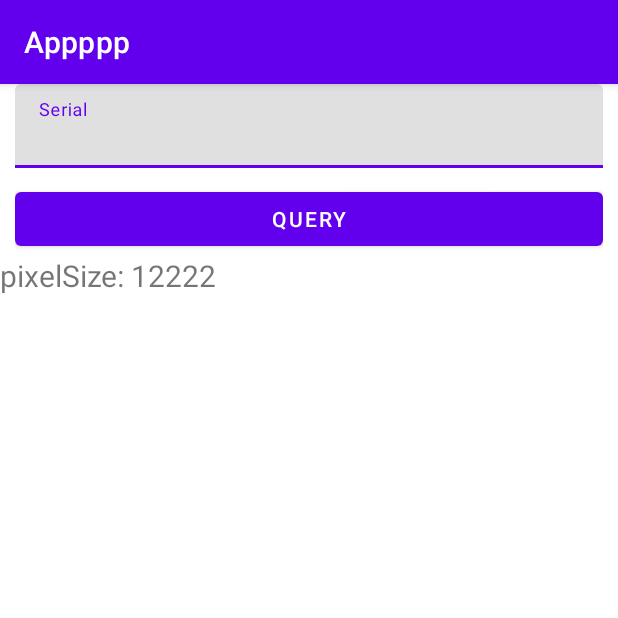
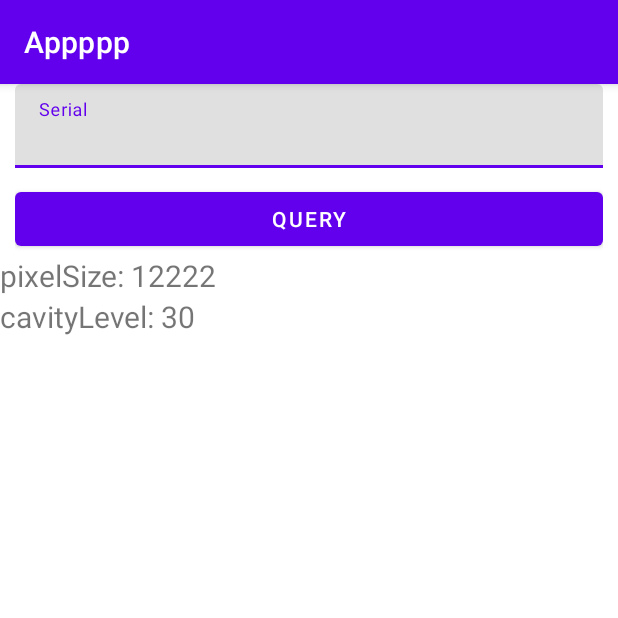
Before and after one commit to spacegray-ji/E-CAM, an Android app: the screen it shows after launch (MainActivity), on a phone screen of 412 x 824 dp, the top half of it. Run offline under Robolectric (Android 15) with nearby library versions, the phone set to English and light mode, and no system bars; libraries missing offline, so code that uses them is left out: ru.gildor.coroutines; pictures from the network do not load.

Commit message:
[Android] Now we can remote capture of cam!

```diff
--- a/android-app/app/build.gradle
+++ b/android-app/app/build.gradle
@@ -37,7 +37,7 @@ android {
 
 dependencies {
     def activity_version = "1.4.0"
-    def lifecycle_version = "2.4.0"
+    def lifecycle_version = "2.4.1"
 
     // androidx
     implementation 'androidx.core:core-ktx:1.7.0'
--- a/android-app/app/src/main/java/com/molloo/MainActivity.kt
+++ b/android-app/app/src/main/java/com/molloo/MainActivity.kt
@@ -2,6 +2,7 @@ package com.molloo
 
 import androidx.appcompat.app.AppCompatActivity
 import android.os.Bundle
+import android.widget.Toast
 import androidx.activity.viewModels
 import androidx.appcompat.widget.AppCompatButton
 import androidx.appcompat.widget.AppCompatTextView
@@ -42,7 +43,12 @@ class MainActivity : AppCompatActivity() {
             lifecycleScope.launch(Dispatchers.IO) {
                 val token = req.initToken(serial)
                 if (token.isNotEmpty()) {
-                    val fetchList = req.getPhotoList()
+                    val fetchedPhoto = req.takePhoto()
+                    if (fetchedPhoto == null) {
+                        Toast.makeText(this@MainActivity, R.string.error_toast, Toast.LENGTH_LONG).show()
+                        return@launch
+                    }
+                    val fetchList = arrayOf(fetchedPhoto)
                     val diffCb = ArrayDiff(photoList.toTypedArray(), fetchList) { o, n ->
                         val idEqual = o.id == n.id
                         val contentEqual = o == n
@@ -64,7 +70,7 @@ class MainActivity : AppCompatActivity() {
                 }
             }
         }
-        photoList.add(PhotoInfo("12345", "aaa.aaa", 12222))
+        photoList.add(PhotoInfo("12345", "aaa.aaa", 12222, 30))
         binding.photoFetchedList.adapter = PhotoListAdapter(photoList)
         /*
         lifecycleScope.launch(Dispatchers.IO) {
--- a/android-app/app/src/main/java/com/molloo/structure/PhotoInfo.kt
+++ b/android-app/app/src/main/java/com/molloo/structure/PhotoInfo.kt
@@ -3,4 +3,4 @@ package com.molloo.structure
 import kotlinx.serialization.Serializable
 
 @Serializable
-data class PhotoInfo(val id:String, val filename:String, val pixelSize: Int)
+data class PhotoInfo(val id:String, val filename:String, val pixelSize: Int, val cavityLevel: Int)
--- a/android-app/app/src/main/java/com/molloo/user/PhotoListAdapter.kt
+++ b/android-app/app/src/main/java/com/molloo/user/PhotoListAdapter.kt
@@ -18,7 +18,8 @@ class PhotoListAdapter(private val dataSet: ArrayList<PhotoInfo>):
      * (custom ViewHolder).
      */
     class ViewHolder(private val binding: PhotoInfoRowItemBinding) : RecyclerView.ViewHolder(binding.root) {
-        val descText = binding.photorowStateText
+        val pixelSizeText = binding.photorowPixelsizeText
+        val cavityLevelText = binding.photorowCavityText
         val image = binding.photorowImageView
     }
 
@@ -30,7 +31,8 @@ class PhotoListAdapter(private val dataSet: ArrayList<PhotoInfo>):
     override fun onBindViewHolder(holder: ViewHolder, position: Int) {
         holder.apply {
             val data = dataSet[position]
-            descText.text = "pixelSize: ${data.pixelSize}"
+            pixelSizeText.text = "pixelSize: ${data.pixelSize}"
+            cavityLevelText.text = "cavityLevel: ${data.cavityLevel}"
 
             Glide.with(image).load("${MainRequest.serverURL}/photo/static/${data.filename}")
                 .into(image)
--- a/android-app/app/src/main/res/layout/photo_info_row_item.xml
+++ b/android-app/app/src/main/res/layout/photo_info_row_item.xml
@@ -26,7 +26,13 @@
         <TextView
             tools:text="Test"
             android:textSize="20sp"
-            android:id="@+id/photorow_state_text"
+            android:id="@+id/photorow_pixelsize_text"
+            android:layout_width="wrap_content"
+            android:layout_height="wrap_content" />
+        <TextView
+            tools:text="CavityLevel"
+            android:textSize="20sp"
+            android:id="@+id/photorow_cavity_text"
             android:layout_width="wrap_content"
             android:layout_height="wrap_content" />
     </LinearLayout>
--- a/android-app/app/src/main/res/values/strings.xml
+++ b/android-app/app/src/main/res/values/strings.xml
@@ -6,6 +6,7 @@
     <!-- MainActivity -->
     <string name="serial_text">Serial</string>
     <string name="query_btn_text">query</string>
+    <string name="error_toast" translatable="false">Error!</string>
 
     <!-- Photo Info Item -->
     <string name="image_dummy_desc">Image</string>
--- a/android-app/build.gradle
+++ b/android-app/build.gradle
@@ -1,7 +1,7 @@
 // Top-level build file where you can add configuration options common to all sub-projects/modules.
 plugins {
-    id 'com.android.application' version '7.1.1' apply false
-    id 'com.android.library' version '7.1.1' apply false
+    id 'com.android.application' version '7.1.2' apply false
+    id 'com.android.library' version '7.1.2' apply false
     id 'org.jetbrains.kotlin.android' version '1.6.10' apply false
 }
 
```
Also changed, not shown: android-app/app/src/main/java/com/molloo/resp/MainRequest.kt (+16 -0 lines), 1 other file.
